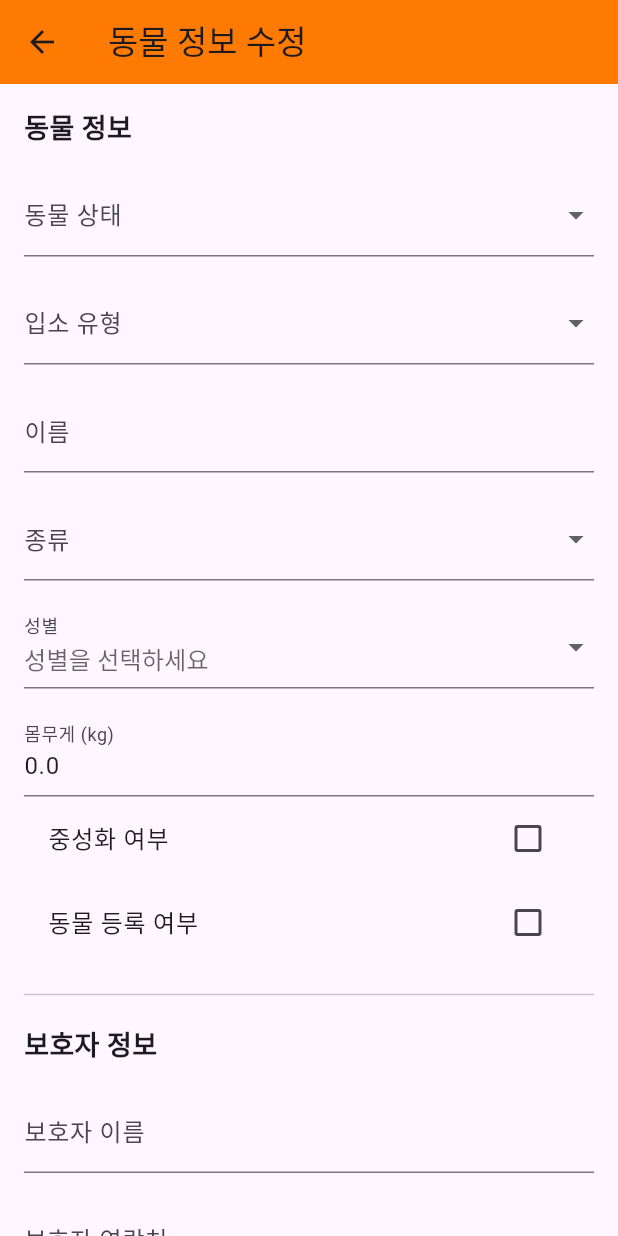
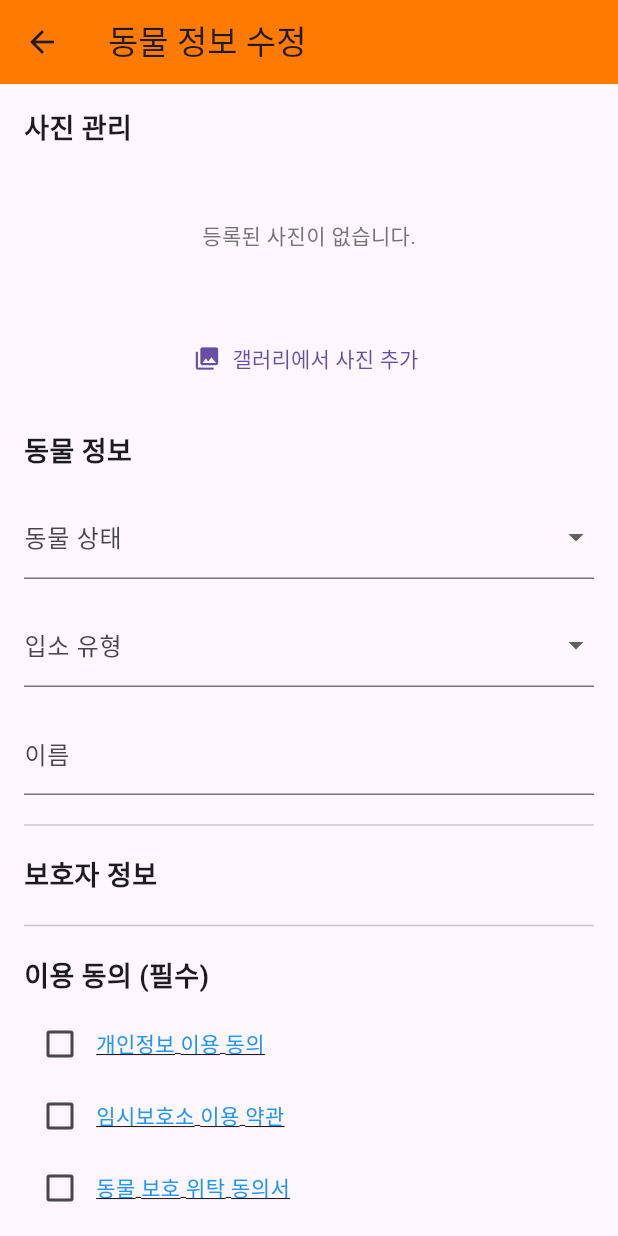
Before and after one commit to jechang-yeon/carelink_app, a Flutter app: the EditAnimalScreen screen opened directly with empty values, on a phone screen of 412 x 824 dp. Run offline on Flutter 3.47's test engine with Material 3 defaults, Android fonts, the light colour scheme and no system bars; our stand-ins replace cloud_firestore, firebase_auth, firebase_core, firebase_storage, image_picker, webview_flutter; missing offline and left inert: webview_flutter_android, webview_flutter_wkwebview; accounts and stored records are empty.

Commit message:
20251015_01_DB_약관

```diff
--- /dev/null
+++ b/lib/constants/terms_content.dart
@@ -0,0 +1,41 @@
+// 각 약관의 제목과 내용을 상수로 정의합니다.
+// 실제 운영 시에는 이곳에 정확한 약관 내용을 기입해야 합니다.
+
+class TermsContent {
+  static const String privacyTitle = '개인정보 이용 동의';
+  static const String privacyContent = '''
+1. 수집하는 개인정보의 항목
+- 보호자 성명, 연락처, 주소
+
+2. 개인정보의 수집 및 이용 목적
+- 임시보호 동물 관리에 필요한 비상 연락
+- 퇴소 시 동물 인계를 위한 정보 확인
+
+3. 개인정보의 보유 및 이용기간
+- 동물이 퇴소한 날로부터 1년 보관 후 파기
+
+(이하 상세 내용)
+''';
+
+  static const String shelterUseTitle = '임시보호소 이용 약관';
+  static const String shelterUseContent = '''
+1. 목적
+- 본 약관은 재난 상황 시 운영되는 임시보호소의 이용 조건 및 절차에 관한 사항을 규정함을 목적으로 합니다.
+
+2. 보호소의 역할
+- 보호소는 입소한 동물의 기본적인 생존(배식, 급수)을 지원하며, 위생적인 환경을 제공하기 위해 노력합니다.
+- 단, 의료 행위는 제공하지 않으며, 응급 상황 시 협력 병원으로 이관될 수 있습니다.
+
+(이하 상세 내용)
+''';
+
+  static const String fosterTitle = '동물 보호 위탁 동의서';
+  static const String fosterContent = '''
+상기 본인(보호자)은 재난 상황으로 인하여 본인의 반려동물을 귀 단체가 운영하는 임시보호소에 위탁 보호함을 동의합니다.
+
+1. 위탁 기간 동안 발생하는 사료, 기본적인 관리 비용에 대해서는 단체가 부담함을 인지합니다.
+2. 단, 응급 진료 및 병원 이관 시 발생하는 치료 비용에 대해서는 본인(보호자)이 부담하는 것에 동의합니다.
+
+(이하 상세 내용)
+''';
+}
--- a/lib/screens/animal/edit_animal_screen.dart
+++ b/lib/screens/animal/edit_animal_screen.dart
@@ -1,5 +1,10 @@
+import 'dart:io';
+import 'package:carelink_app/constants/terms_content.dart';
+import 'package:carelink_app/screens/common/terms_view_screen.dart';
+import 'package:carelink_app/services/image_picker_service.dart';
 import 'package:flutter/material.dart';
 import 'package:cloud_firestore/cloud_firestore.dart';
+import 'package:image_picker/image_picker.dart';
 import '../../models/animal.dart';
 
 class EditAnimalScreen extends StatefulWidget {
@@ -20,7 +25,11 @@ class _EditAnimalScreenState extends State<EditAnimalScreen> {
   final _formKey = GlobalKey<FormState>();
   bool _isLoading = false;
 
-  // Form Field 값을 저장하기 위한 컨트롤러 및 변수들
+  final _imagePickerService = ImagePickerService();
+  List<XFile> _newlySelectedImages = [];
+  late List<String> _existingImageUrls;
+
+  // Form Fields
   late TextEditingController _nameController;
   late String? _status;
   late String? _intakeType;
@@ -32,6 +41,8 @@ class _EditAnimalScreenState extends State<EditAnimalScreen> {
   late TextEditingController _ownerNameController;
   late TextEditingController _ownerContactController;
   late TextEditingController _ownerAddressController;
+
+  // Consent States
   late bool _privacyConsent;
   late bool _shelterUseConsent;
   late bool _fosterConsent;
@@ -39,7 +50,7 @@ class _EditAnimalScreenState extends State<EditAnimalScreen> {
   @override
   void initState() {
     super.initState();
-    // 기존 동물 정보로 폼 필드 초기화
+    // Initialize form fields with existing data
     _nameController = TextEditingController(text: widget.animal.name);
     _status = widget.animal.status;
     _intakeType = widget.animal.intakeType;
@@ -55,6 +66,7 @@ class _EditAnimalScreenState extends State<EditAnimalScreen> {
         TextEditingController(text: widget.animal.ownerContact);
     _ownerAddressController =
         TextEditingController(text: widget.animal.ownerAddress);
+    _existingImageUrls = List.from(widget.animal.photoUrls);
     _privacyConsent = widget.animal.consents['privacy'] ?? false;
     _shelterUseConsent = widget.animal.consents['shelterUse'] ?? false;
     _fosterConsent = widget.animal.consents['foster'] ?? false;
@@ -70,13 +82,40 @@ class _EditAnimalScreenState extends State<EditAnimalScreen> {
     super.dispose();
   }
 
+  Future<void> _pickImages() async {
+    final List<XFile> images =
+    await _imagePickerService.pickImagesFromGallery();
+    if (images.isNotEmpty) {
+      setState(() {
+        _newlySelectedImages.addAll(images);
+      });
+    }
+  }
+
   Future<void> _updateAnimal() async {
+    if (!_privacyConsent || !_shelterUseConsent || !_fosterConsent) {
+      ScaffoldMessenger.of(context).showSnackBar(
+        const SnackBar(content: Text('모든 약관에 동의해야 수정할 수 있습니다.')),
+      );
+      return;
+    }
+
     if (_formKey.currentState!.validate()) {
       setState(() {
         _isLoading = true;
       });
 
       try {
+        List<String> newImageUrls = [];
+        if (_newlySelectedImages.isNotEmpty) {
+          newImageUrls = await _imagePickerService.uploadImages(
+            images: _newlySelectedImages,
+            shelterId: widget.shelterId,
+          );
+        }
+
+        final finalImageUrls = _existingImageUrls + newImageUrls;
+
         await FirebaseFirestore.instance
             .collection('shelters')
             .doc(widget.shelterId)
@@ -91,6 +130,7 @@ class _EditAnimalScreenState extends State<EditAnimalScreen> {
           'weight': double.tryParse(_weightController.text) ?? 0.0,
           'isNeutered': _isNeutered,
           'isRegistered': _isRegistered,
+          'photoUrls': finalImageUrls,
           'ownerName': _ownerNameController.text,
           'ownerContact': _ownerContactController.text,
           'ownerAddress': _ownerAddressController.text,
@@ -105,6 +145,8 @@ class _EditAnimalScreenState extends State<EditAnimalScreen> {
         ScaffoldMessenger.of(context).showSnackBar(
           const SnackBar(content: Text('동물 정보가 성공적으로 수정되었습니다.')),
         );
+        // Pop twice to go back to detail screen and refresh it
+        Navigator.of(context).pop();
         Navigator.of(context).pop();
       } catch (e) {
         if (!mounted) return;
@@ -133,6 +175,13 @@ class _EditAnimalScreenState extends State<EditAnimalScreen> {
           child: Column(
             crossAxisAlignment: CrossAxisAlignment.stretch,
             children: [
+              // Photo Manager UI...
+              const Text('사진 관리',
+                  style: TextStyle(fontSize: 18, fontWeight: FontWeight.bold)),
+              const SizedBox(height: 8),
+              _buildPhotoManager(),
+              const SizedBox(height: 24),
+              // Animal Info Form...
               const Text('동물 정보',
                   style: TextStyle(fontSize: 18, fontWeight: FontWeight.bold)),
               const SizedBox(height: 16),
@@ -150,6 +199,7 @@ class _EditAnimalScreenState extends State<EditAnimalScreen> {
                 },
                 validator: (value) => value == null ? '상태를 선택해주세요.' : null,
               ),
+              // ... Other form fields
               const SizedBox(height: 16),
               DropdownButtonFormField<String>(
                 initialValue: _intakeType,
@@ -172,114 +222,46 @@ class _EditAnimalScreenState extends State<EditAnimalScreen> {
                 validator: (value) =>
                 value!.isEmpty ? '이름을 입력해주세요.' : null,
               ),
-              const SizedBox(height: 16),
-              DropdownButtonFormField<String>(
-                initialValue: _species,
-                decoration: const InputDecoration(labelText: '종류'),
-                items: ['개', '고양이', '기타']
-                    .map((label) => DropdownMenuItem(
-                  value: label,
-                  child: Text(label),
-                ))
-                    .toList(),
-                onChanged: (value) {
-                  _species = value;
-                },
-              ),
-              const SizedBox(height: 16),
-              DropdownButtonFormField<String>(
-                initialValue: _gender,
-                decoration: const InputDecoration(labelText: '성별'),
-                hint: const Text('성별을 선택하세요'),
-                items: ['수컷', '암컷']
-                    .map((label) => DropdownMenuItem(
-                  value: label,
-                  child: Text(label),
-                ))
-                    .toList(),
-                onChanged: (value) {
-                  _gender = value;
-                },
-                validator: (value) => value == null ? '성별을 선택해주세요.' : null,
-              ),
-              const SizedBox(height: 16),
-              TextFormField(
-                controller: _weightController,
-                decoration: const InputDecoration(labelText: '몸무게 (kg)'),
-                keyboardType: TextInputType.number,
-                validator: (value) =>
-                value!.isEmpty ? '몸무게를 입력해주세요.' : null,
-              ),
-              CheckboxListTile(
-                title: const Text('중성화 여부'),
-                value: _isNeutered,
-                onChanged: (value) {
+              // ... More form fields
+              const Divider(height: 40),
+
+              // Guardian Info Form...
+              const Text('보호자 정보',
+                  style: TextStyle(fontSize: 18, fontWeight: FontWeight.bold)),
+              // ... Guardian form fields
+              const Divider(height: 40),
+
+              // --- 수정된 동의 항목 UI ---
+              const Text('이용 동의 (필수)',
+                  style: TextStyle(fontSize: 18, fontWeight: FontWeight.bold)),
+              const SizedBox(height: 8),
+              _buildConsentTile(
+                title: TermsContent.privacyTitle,
+                content: TermsContent.privacyContent,
+                value: _privacyConsent,
+                onChanged: (newValue) {
                   setState(() {
-                    _isNeutered = value!;
+                    _privacyConsent = newValue;
                   });
                 },
               ),
-              CheckboxListTile(
-                title: const Text('동물 등록 여부'),
-                value: _isRegistered,
-                onChanged: (value) {
+              _buildConsentTile(
+                title: TermsContent.shelterUseTitle,
+                content: TermsContent.shelterUseContent,
+                value: _shelterUseConsent,
+                onChanged: (newValue) {
                   setState(() {
-                    _isRegistered = value!;
+                    _shelterUseConsent = newValue;
                   });
                 },
               ),
-              const Divider(height: 40),
-              const Text('보호자 정보',
-                  style: TextStyle(fontSize: 18, fontWeight: FontWeight.bold)),
-              const SizedBox(height: 16),
-              TextFormField(
-                controller: _ownerNameController,
-                decoration: const InputDecoration(labelText: '보호자 이름'),
-                validator: (value) =>
-                value!.isEmpty ? '보호자 이름을 입력해주세요.' : null,
-              ),
-              const SizedBox(height: 16),
-              TextFormField(
-                controller: _ownerContactController,
-                decoration: const InputDecoration(labelText: '보호자 연락처'),
-                keyboardType: TextInputType.phone,
-                validator: (value) =>
-                value!.isEmpty ? '보호자 연락처를 입력해주세요.' : null,
-              ),
-              const SizedBox(height: 16),
-              TextFormField(
-                controller: _ownerAddressController,
-                decoration: const InputDecoration(labelText: '보호자 주소'),
-                validator: (value) =>
-                value!.isEmpty ? '보호자 주소를 입력해주세요.' : null,
-              ),
-              const Divider(height: 40),
-              const Text('이용 동의',
-                  style: TextStyle(fontSize: 18, fontWeight: FontWeight.bold)),
-              CheckboxListTile(
-                title: const Text('개인정보 이용 동의'),
-                value: _privacyConsent,
-                onChanged: (value) {
+              _buildConsentTile(
+                title: TermsContent.fosterTitle,
+                content: TermsContent.fosterContent,
+                value: _fosterConsent,
+                onChanged: (newValue) {
                   setState(() {
-                    _privacyConsent = value!;
-                  });
-                },
-              ),
-              CheckboxListTile(
-                title: const Text('임시보호소 이용 동의'),
-                value: _shelterUseConsent,
-                onChanged: (value) {
-                  setState(() {
-                    _shelterUseConsent = value!;
-                  });
-                },
-              ),
-              CheckboxListTile(
-                title: const Text('동물 보호 위탁 동의'),
-                value: _fosterConsent,
-                onChanged: (value) {
-                  setState(() {
-                    _fosterConsent = value!;
+                    _fosterConsent = newValue;
                   });
                 },
               ),
@@ -300,4 +282,116 @@ class _EditAnimalScreenState extends State<EditAnimalScreen> {
       ),
     );
   }
+
+  // 동의 항목을 위한 헬퍼 위젯
+  Widget _buildConsentTile({
+    required String title,
+    required String content,
+    required bool value,
+    required Function(bool) onChanged,
+  }) {
+    return Row(
+      children: [
+        Checkbox(
+          value: value,
+          onChanged: (newValue) => onChanged(newValue!),
+        ),
+        Expanded(
+          child: InkWell(
+            onTap: () {
+              Navigator.of(context).push(MaterialPageRoute(
+                builder: (context) =>
+                    TermsViewScreen(title: title, content: content),
+              ));
+            },
+            child: Text(
+              title,
+              style: const TextStyle(
+                decoration: TextDecoration.underline,
+                color: Colors.blue,
+              ),
+            ),
+          ),
+        ),
+      ],
+    );
+  }
+
+  Widget _buildPhotoManager() {
+    // ... Photo Manager UI code (unchanged)
+    return Column(
+      children: [
+        SizedBox(
+          height: 100,
+          child: (_existingImageUrls.isEmpty && _newlySelectedImages.isEmpty)
+              ? Center(
+              child: Text('등록된 사진이 없습니다.',
+                  style: TextStyle(color: Colors.grey[600])))
+              : ListView(
+            scrollDirection: Axis.horizontal,
+            children: [
+              ..._existingImageUrls.map((url) => _buildPhotoThumbnail(url, false)),
+              ..._newlySelectedImages.map((file) => _buildPhotoThumbnail(file.path, true)),
+            ],
+          ),
+        ),
+        const SizedBox(height: 8),
+        TextButton.icon(
+          onPressed: _pickImages,
+          icon: const Icon(Icons.photo_library),
+          label: const Text('갤러리에서 사진 추가'),
+        ),
+      ],
+    );
+  }
+
+  Widget _buildPhotoThumbnail(String path, bool isLocalFile) {
+    // ... Photo Thumbnail code (unchanged)
+    return Padding(
+      padding: const EdgeInsets.only(right: 8.0),
+      child: Stack(
+        children: [
+          ClipRRect(
+            borderRadius: BorderRadius.circular(8),
+            child: isLocalFile
+                ? Image.file(
+              File(path),
+              width: 100,
+              height: 100,
+              fit: BoxFit.cover,
+            )
+                : Image.network(
+              path,
+              width: 100,
+              height: 100,
+              fit: BoxFit.cover,
+            ),
+          ),
+          Positioned(
+            top: 0,
+            right: 0,
+            child: GestureDetector(
+              onTap: () {
+                setState(() {
+                  if (isLocalFile) {
+                    _newlySelectedImages.removeWhere((file) => file.path == path);
+                  } else {
+                    _existingImageUrls.remove(path);
+                  }
+                });
+              },
+              child: Container(
+                padding: const EdgeInsets.all(2),
+                decoration: const BoxDecoration(
+                  color: Colors.black54,
+                  shape: BoxShape.circle,
+                ),
+                child: const Icon(Icons.close, color: Colors.white, size: 16),
+              ),
+            ),
+          ),
+        ],
+      ),
+    );
+  }
 }
```
Also changed, not shown: lib/screens/animal/add_animal_screen.dart (+72 -18 lines), lib/screens/common/terms_view_screen.dart (added, +26 -0 lines), firebase.json, 4 other files.
